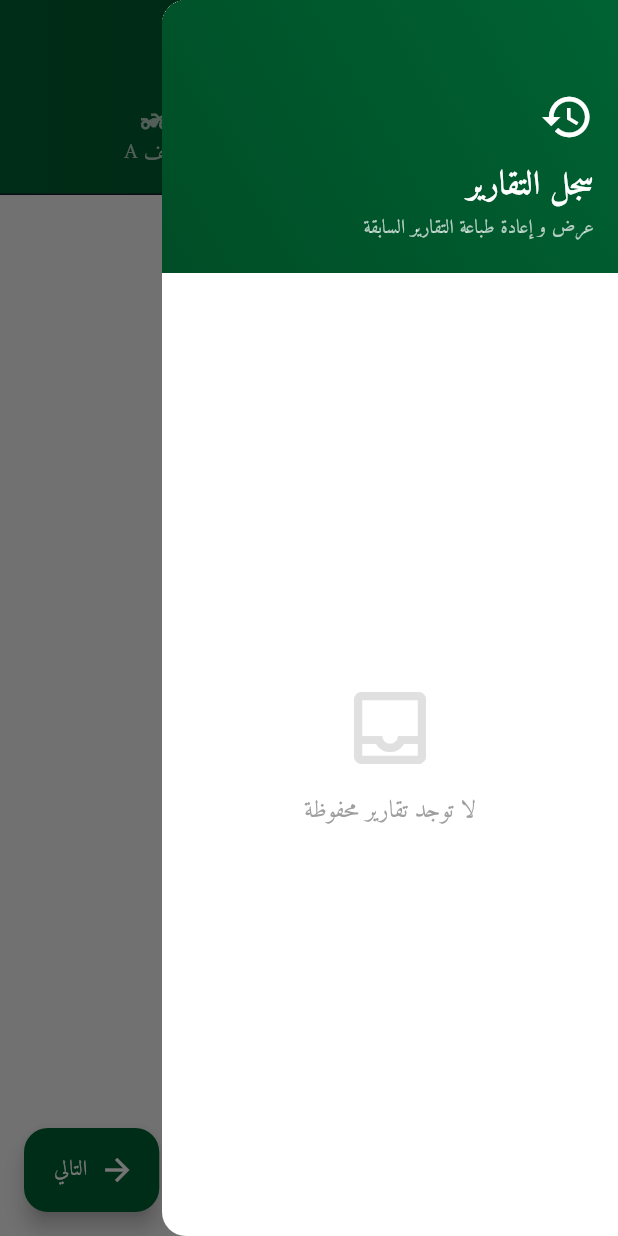
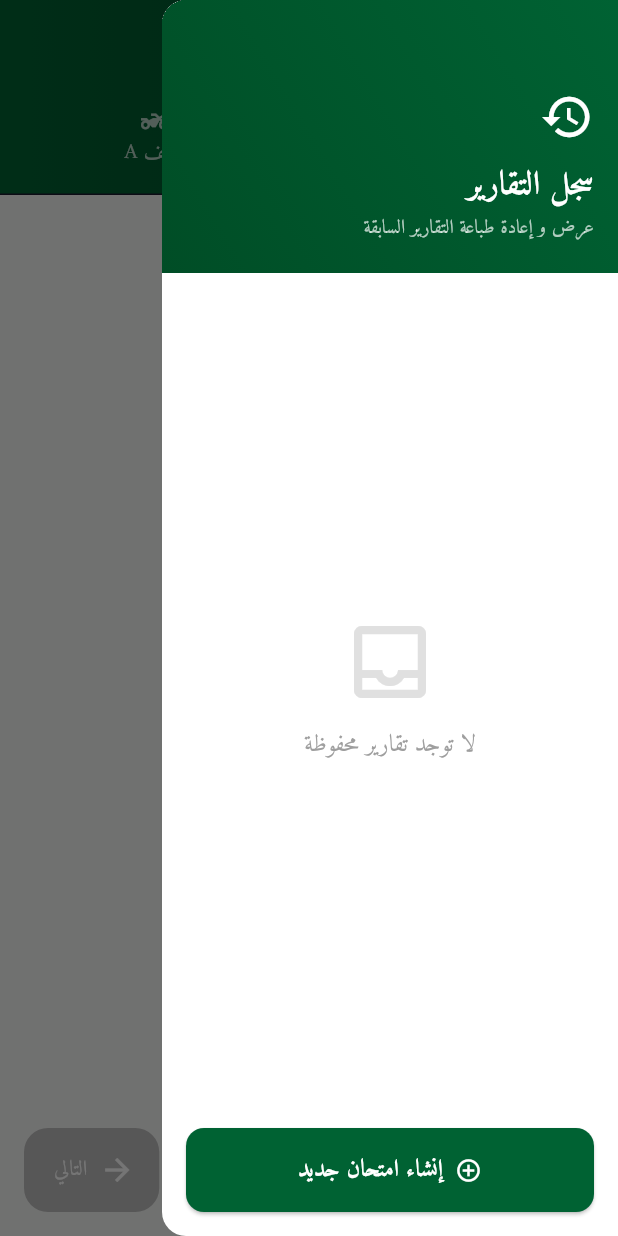
Before and after one commit to innasb/permis, a Flutter app: the screen it shows after launch, with the side drawer open, on a phone screen of 412 x 824 dp. Run offline on Flutter 3.47's test engine with Material 3 defaults, Android fonts, the phone set to English and light mode, and no system bars; our stand-ins replace flutter_bloc, hive_ce, hive_ce_flutter, pdf, printing; accounts and stored records are empty.

Commit message:
feat: implement session management screens including header configuration, candidate list, and navigation drawer.

```diff
--- a/lib/features/session/presentation/screens/candidates_screen.dart
+++ b/lib/features/session/presentation/screens/candidates_screen.dart
@@ -155,7 +155,10 @@ class _CandidatesScreenState extends State<CandidatesScreen>
           );
         },
       ),
-      floatingActionButton: Padding(
+      floatingActionButton: BlocBuilder<ReportCubit, ReportState>(
+        builder: (context, state) {
+          final hasCandidates = state.totalCandidates > 0;
+          return Padding(
             padding: const EdgeInsets.symmetric(horizontal: 16.0),
             child: Row(
               mainAxisAlignment: MainAxisAlignment.spaceBetween,
@@ -173,15 +176,21 @@ class _CandidatesScreenState extends State<CandidatesScreen>
                 // Next FAB
                 FloatingActionButton.extended(
                   heroTag: 'next',
-              onPressed: () {
+                  onPressed: hasCandidates
+                      ? () {
                           Navigator.pushNamed(context, AppRouter.header);
-              },
-              backgroundColor: AppTheme.primaryGreen,
-              icon: const Icon(Icons.arrow_back), // Arrow back acts as forward in RTL
+                        }
+                      : null,
+                  backgroundColor:
+                      hasCandidates ? AppTheme.primaryGreen : Colors.grey.shade400,
+                  elevation: hasCandidates ? 6 : 0,
+                  icon: const Icon(Icons.arrow_back), // Arrow acts as forward in RTL
                   label: const Text('التالي'),
                 ),
               ],
             ),
+          );
+        },
       ),
       floatingActionButtonLocation: FloatingActionButtonLocation.centerFloat,
     );
--- a/lib/features/session/presentation/widgets/session_drawer.dart
+++ b/lib/features/session/presentation/widgets/session_drawer.dart
@@ -2,7 +2,9 @@ import 'package:flutter/material.dart';
 import 'package:flutter_bloc/flutter_bloc.dart';
 import 'package:intl/intl.dart';
 import 'package:permis_app/core/theme/app_theme.dart';
+import 'package:permis_app/core/router/app_router.dart';
 import 'package:permis_app/features/pdf/presentation/cubits/pdf_cubit.dart';
+import 'package:permis_app/features/session/presentation/cubits/report_cubit.dart';
 import 'package:permis_app/features/session/presentation/cubits/session_history_cubit.dart';
 import 'package:printing/printing.dart';
 
@@ -180,6 +182,36 @@ class SessionDrawer extends StatelessWidget {
               },
             ),
           ),
+
+          // New Session Button
+          SafeArea(
+            child: Padding(
+              padding: const EdgeInsets.all(16.0),
+              child: SizedBox(
+                width: double.infinity,
+                child: ElevatedButton.icon(
+                  onPressed: () {
+                    context.read<ReportCubit>().reset();
+                    Navigator.pushNamedAndRemoveUntil(
+                      context,
+                      AppRouter.candidates,
+                      (route) => false,
+                    );
+                  },
+                  style: ElevatedButton.styleFrom(
+                    backgroundColor: AppTheme.primaryGreen,
+                    foregroundColor: Colors.white,
+                    padding: const EdgeInsets.symmetric(vertical: 14),
+                  ),
+                  icon: const Icon(Icons.add_circle_outline),
+                  label: const Text(
+                    'إنشاء امتحان جديد',
+                    style: TextStyle(fontSize: 16, fontWeight: FontWeight.bold),
+                  ),
+                ),
+              ),
+            ),
+          ),
         ],
       ),
     );
```
Also changed, not shown: lib/features/session/presentation/screens/header_screen.dart (+7 -0 lines). Lines whose indentation alone changed are shown as unchanged.
